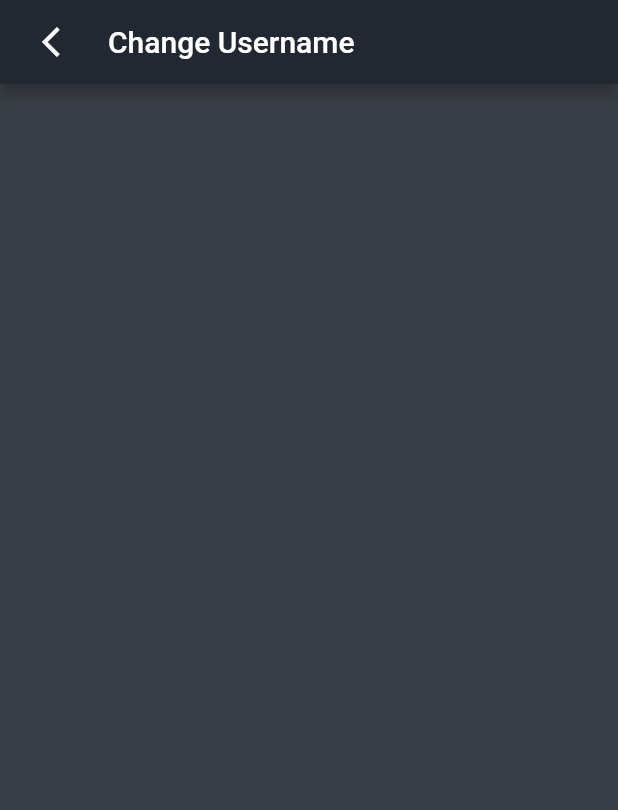
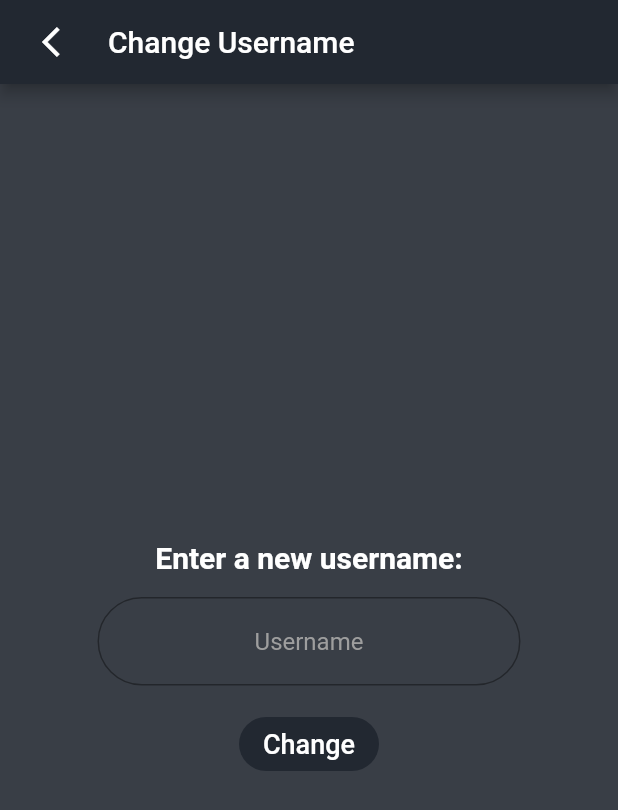
Before and after one commit to austinhogan11/text_marks_the_spot_app, a Flutter app: the ChangeUserNameScreen screen opened by its route, on a phone screen of 412 x 824 dp. Shown: the top 810 px of the screen. Run offline on Flutter 3.47's test engine with Material 2 defaults, Android fonts, the light colour scheme and no system bars; our stand-ins replace cloud_firestore, firebase_auth, firebase_core, google_sign_in; missing offline and left inert: apple_sign_in; accounts and stored records are empty.

Commit message:
- Add change username functioanlity - Update databse with new username - Navigate to username change success screen - route back to account settings from changed username screen - back button on account screen routes back to home screen

```diff
--- a/lib/components/settings_button.dart
+++ b/lib/components/settings_button.dart
@@ -1,6 +1,6 @@
 import 'package:flutter/material.dart';
 import 'package:text_marks_the_spot_app/functionality/authentication/user_authentication_handling.dart';
-import 'package:text_marks_the_spot_app/screens/login_screen.dart';
+import 'package:text_marks_the_spot_app/screens/authentication/login_screen.dart';
 
 /*
   A custom outline button widget for the buttons featured on the Account Screen
--- a/lib/data/user_data_handling.dart
+++ b/lib/data/user_data_handling.dart
@@ -1,4 +1,5 @@
 import 'package:cloud_firestore/cloud_firestore.dart';
+import 'package:flutter/material.dart';
 
 /*
   Data Handling Class for the users collection in Firestore
@@ -31,7 +32,7 @@ class UserDataHandling {
 
   //Finds the user in the users collection based on the currently logged in user's UID code
   // Returns the username eof the logged in user.
-  Future getUsername(String userUID) async {
+  Future<String> getUsername(String userUID) async {
     String username;
     try {
       await users.doc(userUID).get().then((value) {
@@ -43,4 +44,16 @@ class UserDataHandling {
       return null;
     }
   }
+
+  bool updateUsername(String userUID, String newUsername) {
+    if (newUsername != null && newUsername.isNotEmpty) {
+      users
+          .doc(userUID)
+          .update({'username': newUsername})
+          .then((value) => print("Username updated to $newUsername"))
+          .catchError((e) => print("Could not update username: $e"));
+      return true;
+    }
+    return false;
+  }
 }
--- a/lib/functionality/authentication/user_authentication_handling.dart
+++ b/lib/functionality/authentication/user_authentication_handling.dart
@@ -3,8 +3,8 @@ import 'package:firebase_auth/firebase_auth.dart';
 import 'package:flutter/material.dart';
 import 'package:provider/provider.dart';
 import 'package:text_marks_the_spot_app/functionality/authentication/apple_authentication.dart';
-import 'package:text_marks_the_spot_app/screens/login_screen.dart';
-import 'package:text_marks_the_spot_app/screens/sign_up_screen.dart';
+import 'package:text_marks_the_spot_app/screens/authentication/login_screen.dart';
+import 'package:text_marks_the_spot_app/screens/authentication/sign_up_screen.dart';
 import 'package:text_marks_the_spot_app/screens/temporary_home_screen.dart';
 
 import 'google_authentication.dart';
--- a/lib/screens/account_settings/account_screen.dart
+++ b/lib/screens/account_settings/account_screen.dart
@@ -7,7 +7,8 @@ import 'package:text_marks_the_spot_app/data/user_data_handling.dart';
 import 'package:text_marks_the_spot_app/screens/account_settings/change_username_screen.dart';
 import 'package:text_marks_the_spot_app/screens/account_settings/help_screen.dart';
 import 'package:text_marks_the_spot_app/screens/account_settings/location_services_screen.dart';
-import 'package:text_marks_the_spot_app/screens/login_screen.dart';
+import 'package:text_marks_the_spot_app/screens/authentication/login_screen.dart';
+import 'package:text_marks_the_spot_app/screens/temporary_home_screen.dart';
 
 class AccountScreen extends StatefulWidget {
   static const String id = 'account_screen';
@@ -45,7 +46,8 @@ class _AccountScreenState extends State<AccountScreen> {
         leading: Padding(
           padding: const EdgeInsets.fromLTRB(20, 0, 0, 0),
           child: IconButton(
-            onPressed: () => Navigator.pop(context, false),
+            onPressed: () =>
+                Navigator.pushNamed(context, TemporaryHomeScreen.id),
             icon: Icon(
               Icons.arrow_back_ios,
               color: Colors.white,
--- a/lib/screens/account_settings/change_username_screen.dart
+++ b/lib/screens/account_settings/change_username_screen.dart
@@ -1,5 +1,8 @@
+import 'package:firebase_auth/firebase_auth.dart';
 import 'package:flutter/cupertino.dart';
 import 'package:flutter/material.dart';
+import 'package:text_marks_the_spot_app/data/user_data_handling.dart';
+import 'package:text_marks_the_spot_app/screens/account_settings/changed_username_screen.dart';
 
 import '../../constants.dart';
 
@@ -7,6 +10,9 @@ class ChangeUserNameScreen extends StatelessWidget {
   static const String id = 'change_username_screen';
   @override
   Widget build(BuildContext context) {
+    final FirebaseAuth _auth = FirebaseAuth.instance;
+    final User loggedInUser = _auth.currentUser;
+    String newUsername;
     return Scaffold(
       backgroundColor: kAccentColor,
       appBar: AppBar(
@@ -23,6 +29,66 @@ class ChangeUserNameScreen extends StatelessWidget {
         backgroundColor: kPrimaryColor,
         title: Text('Change Username'),
       ),
+      body: Center(
+        child: Padding(
+          padding: const EdgeInsets.symmetric(vertical: 0.0, horizontal: 65.0),
+          child: Column(
+            mainAxisAlignment: MainAxisAlignment.center,
+            children: [
+              Text(
+                'Enter a new username:',
+                style: TextStyle(
+                  fontSize: 20.0,
+                  color: Colors.white,
+                  fontWeight: FontWeight.bold,
+                ),
+              ),
+              SizedBox(
+                height: 15.0,
+              ),
+              TextField(
+                textAlign: TextAlign.center,
+                style: TextStyle(
+                  color: Colors.white,
+                ),
+                decoration: InputDecoration(
+                  border: OutlineInputBorder(
+                    borderRadius: BorderRadius.circular(40.0),
+                  ),
+                  hintText: 'Username',
+                  hintStyle: TextStyle(
+                    color: Colors.grey,
+                  ),
+                ),
+                onChanged: (value) => newUsername = value,
+              ),
+              SizedBox(
+                height: 15.0,
+              ),
+              FlatButton(
+                color: kPrimaryColor,
+                shape: RoundedRectangleBorder(
+                  borderRadius: BorderRadius.circular(40.0),
+                ),
+                child: Text(
+                  'Change',
+                  style: TextStyle(
+                    fontSize: 18.0,
+                    color: Colors.white,
+                  ),
+                ),
+                onPressed: () {
+                  bool validUsername = UserDataHandling()
+                      .updateUsername(loggedInUser.uid, newUsername);
+                  if (validUsername) {
+                    Navigator.pushNamed(context, ChangedUsernameScreen.id);
+                  }
+                },
+              ),
+            ],
+          ),
+        ),
+      ),
     );
   }
 }
```
Also changed, not shown: lib/main.dart (+5 -3 lines), lib/screens/account_settings/changed_username_screen.dart (added, +64 -0 lines), lib/screens/authentication/login_screen.dart (renamed from lib/screens/login_screen.dart), lib/screens/authentication/sign_up_screen.dart (renamed from lib/screens/sign_up_screen.dart).
